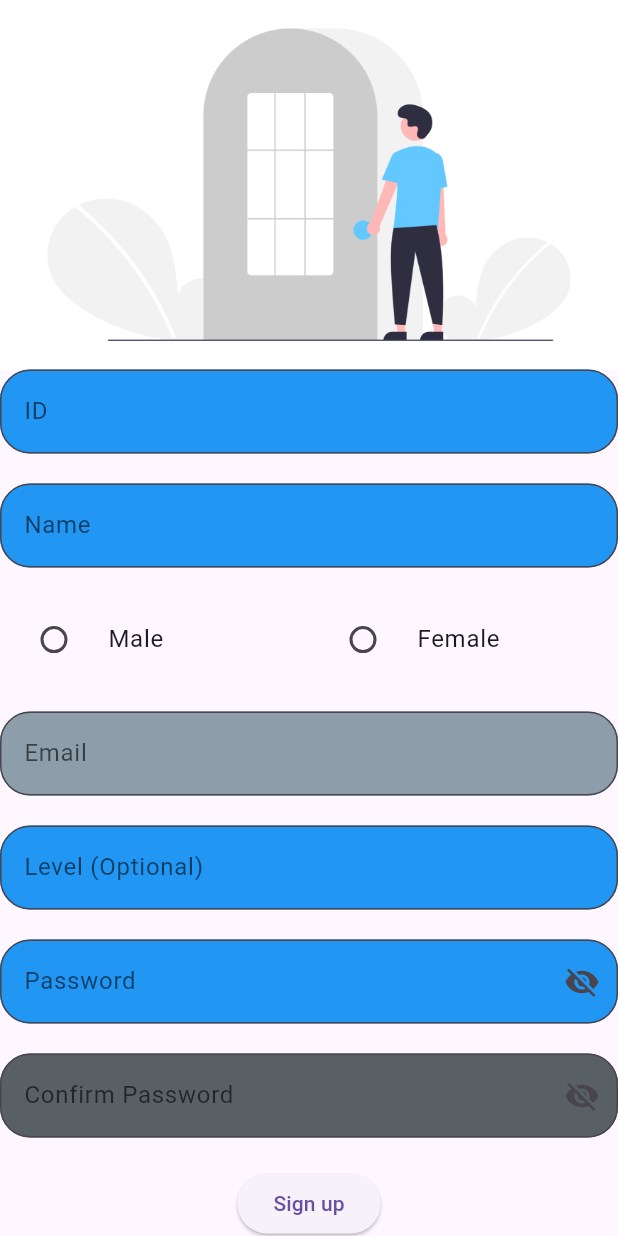
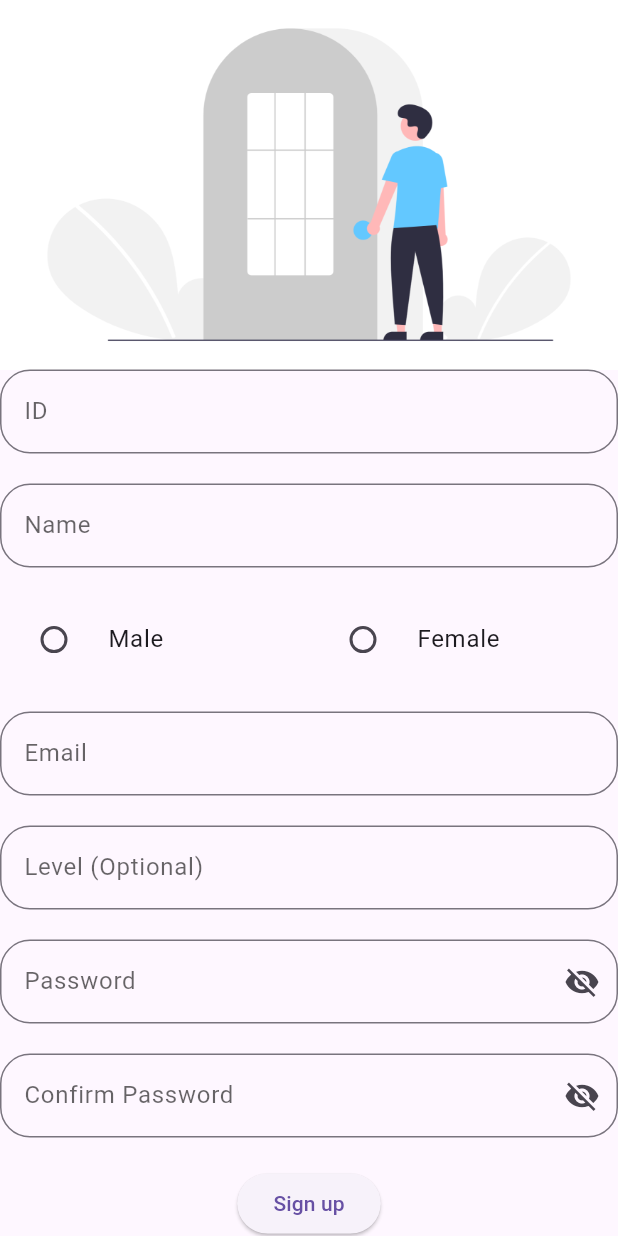
Before and after one commit to Roqaia2005/Assignment1_Mobile, a Flutter app: the SignupScreen screen opened directly, on a phone screen of 412 x 824 dp. Run offline on Flutter 3.47's test engine with Material 3 defaults, Android fonts, the phone set to English and light mode, and no system bars; our stand-ins replace cloud_firestore, firebase_auth, firebase_core, hive, hive_flutter, internet_connection_checker_plus; accounts and stored records are empty.

Commit message:
some changes in ui

```diff
--- a/lib/main.dart
+++ b/lib/main.dart
@@ -23,6 +23,6 @@ class MyApp extends StatelessWidget {
 
   @override
   Widget build(BuildContext context) {
-    return MaterialApp(home: LoginScreen());
+    return MaterialApp(debugShowCheckedModeBanner: false, home: LoginScreen());
   }
 }
--- a/lib/screens/home_screen.dart
+++ b/lib/screens/home_screen.dart
@@ -5,6 +5,9 @@ class HomeScreen extends StatelessWidget {
 
   @override
   Widget build(BuildContext context) {
-    return Scaffold();
+    return Scaffold(
+      //Create and edit profile screen with an option of adding profile photo (from gallery or from camera).
+      //<using http plugin>
+    );
   }
 }
--- a/lib/screens/signup_screen.dart
+++ b/lib/screens/signup_screen.dart
@@ -69,8 +69,6 @@ class _SignupScreenState extends State<SignupScreen> {
                   return null;
                 },
                 decoration: InputDecoration(
-                  fillColor: Colors.blue,
-                  filled: true,
                   hintText: "ID",
                   hintStyle: const TextStyle(
                     color: Color.fromARGB(153, 0, 0, 0),
@@ -90,8 +88,6 @@ class _SignupScreenState extends State<SignupScreen> {
                   return null;
                 },
                 decoration: InputDecoration(
-                  fillColor: Colors.blue,
-                  filled: true,
                   hintText: "Name",
                   hintStyle: const TextStyle(
                     color: Color.fromARGB(153, 0, 0, 0),
@@ -148,8 +144,6 @@ class _SignupScreenState extends State<SignupScreen> {
                   return null;
                 },
                 decoration: InputDecoration(
-                  fillColor: const Color.fromARGB(255, 141, 157, 170),
-                  filled: true,
                   hintText: "Email",
                   hintStyle: const TextStyle(
                     color: Color.fromARGB(153, 0, 0, 0),
@@ -164,8 +158,6 @@ class _SignupScreenState extends State<SignupScreen> {
                 controller: levelController,
                 keyboardType: TextInputType.number,
                 decoration: InputDecoration(
-                  fillColor: Colors.blue,
-                  filled: true,
                   hintText: "Level (Optional)",
                   hintStyle: const TextStyle(
                     color: Color.fromARGB(153, 0, 0, 0),
@@ -200,8 +192,7 @@ class _SignupScreenState extends State<SignupScreen> {
                       obscure ? Icons.visibility_off : Icons.visibility,
                     ),
                   ),
-                  filled: true,
-                  fillColor: Colors.blue,
+
                   hintText: "Password",
                   hintStyle: const TextStyle(
                     color: Color.fromARGB(153, 0, 0, 0),
@@ -235,8 +226,7 @@ class _SignupScreenState extends State<SignupScreen> {
                       obscureConfirm ? Icons.visibility_off : Icons.visibility,
                     ),
                   ),
-                  filled: true,
-                  fillColor: const Color.fromARGB(255, 88, 95, 101),
+
                   hintText: "Confirm Password",
                   hintStyle: const TextStyle(
                     color: Color.fromARGB(153, 0, 0, 0),
@@ -253,7 +243,8 @@ class _SignupScreenState extends State<SignupScreen> {
                     bool connected =
                         await InternetConnection().hasInternetAccess;
                     if (!connected) {
-                      print("No internet: Storing user in Hive");
+                      // if not connected sign up with hive local database
+
                       Student student = Student(
                         email: emailController.text,
                         password: passwordController.text,
@@ -330,7 +321,7 @@ class _SignupScreenState extends State<SignupScreen> {
                   } else {
                     ScaffoldMessenger.of(context).showSnackBar(
                       const SnackBar(
-                        content: Text("Failed to sign up, try again"),
+                        content: Text("Please, enter all required fields"),
                       ),
                     );
                   }
```
Also changed, not shown: lib/screens/login_screen.dart (+9 -5 lines).
